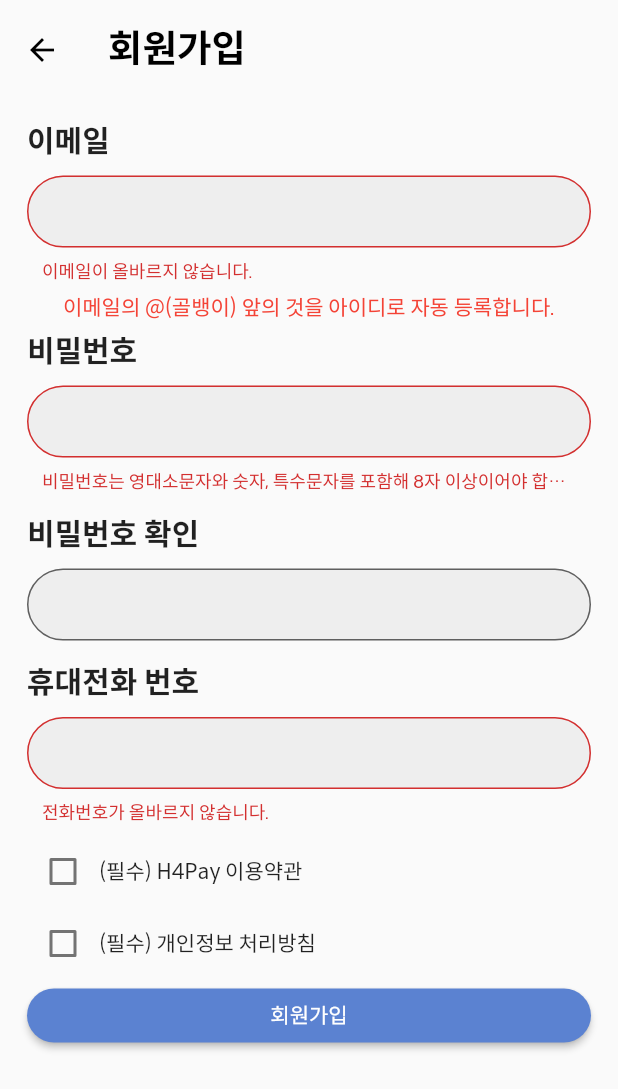
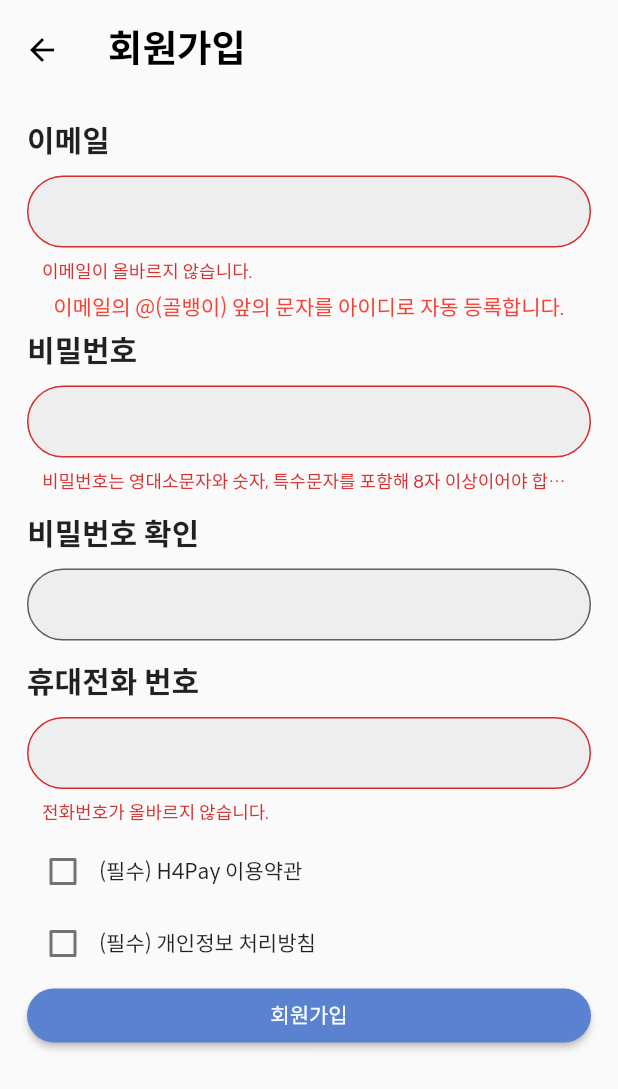
Before and after one commit to COZYLLC/H4Pay_Flutter, a Flutter app: the RegisterPage screen opened directly, after a tap on "회원가입", on a phone screen of 412 x 824 dp. Shown: the top 1089 px of the screen. Run offline on Flutter 3.47's test engine with Material 2 defaults, Android fonts, the phone set to English and light mode, and no system bars; our stand-ins replace barcode_widget, blur, cached_network_image, carousel_slider, connectivity, custom_navigation_bar and 11 more; missing offline and left inert: animated_check, in_app_update, new_version, screen_brightness; accounts and stored records are empty; generated files the repository leaves out were written again.

Commit message:
Edit hint text

```diff
--- a/lib/Page/Account/Register.dart
+++ b/lib/Page/Account/Register.dart
@@ -93,7 +93,7 @@ class RegisterPageState extends State<RegisterPage> {
                     onEditingComplete: _checkEmailValidity,
                   ),
                   Text(
-                    "이메일의 @(골뱅이) 앞의 것을 아이디로 자동 등록합니다.",
+                    "이메일의 @(골뱅이) 앞의 문자를 아이디로 자동 등록합니다.",
                     style: TextStyle(color: Colors.red),
                   ),
                   H4PayInput(
@@ -105,6 +105,7 @@ class RegisterPageState extends State<RegisterPage> {
                   H4PayInput(
                     title: "비밀번호 확인",
                     controller: pwCheck,
+                    isPassword: true,
                     validator: (value) =>
                         pw.text == value ? null : "비밀번호가 일치하지 않습니다.",
                   ),
@@ -154,7 +155,7 @@ class RegisterPageState extends State<RegisterPage> {
                     text: "회원가입",
                     onClick: () async {
                       if (_formKey.currentState!.validate()) {
-                        final requestBody = {
+                        final Map<String, String> requestBody = {
                           'uid': email.text.split("@")[0],
                           'password': encryptPassword(pw.text),
                           'aID': '',
@@ -164,8 +165,6 @@ class RegisterPageState extends State<RegisterPage> {
                           'role': 'S',
                         };
                         service.register(requestBody).then((response) async {
-                          SharedPreferences prefs =
-                              await SharedPreferences.getInstance();
                           Navigator.push(
                             context,
                             MaterialPageRoute(
```
